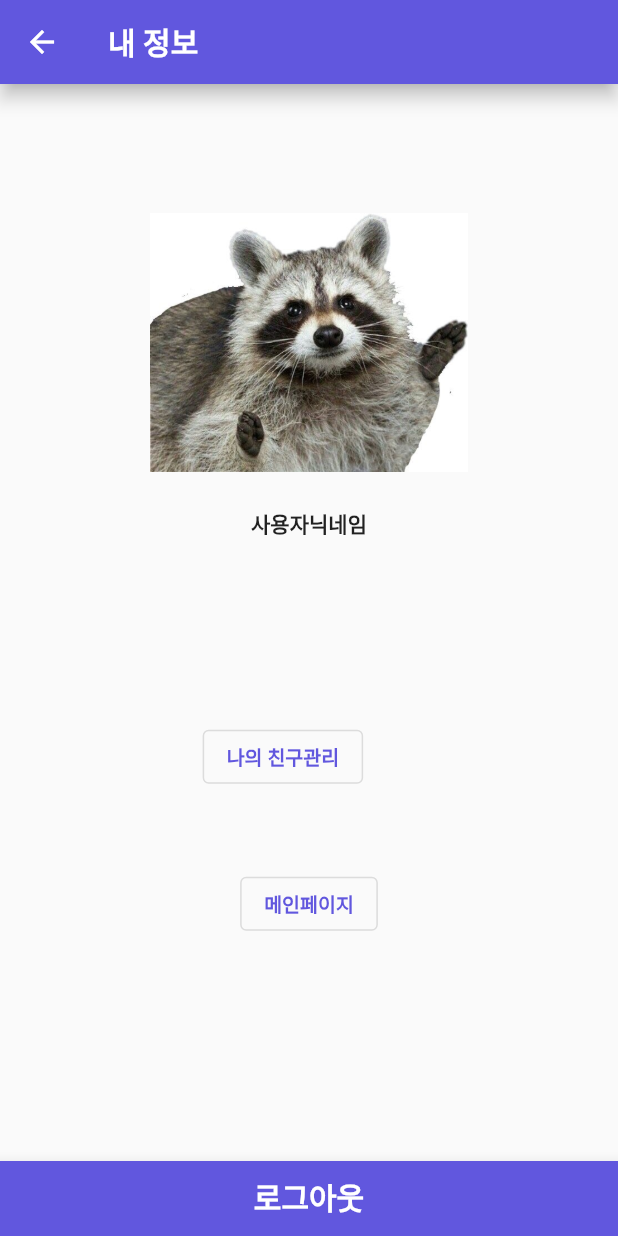
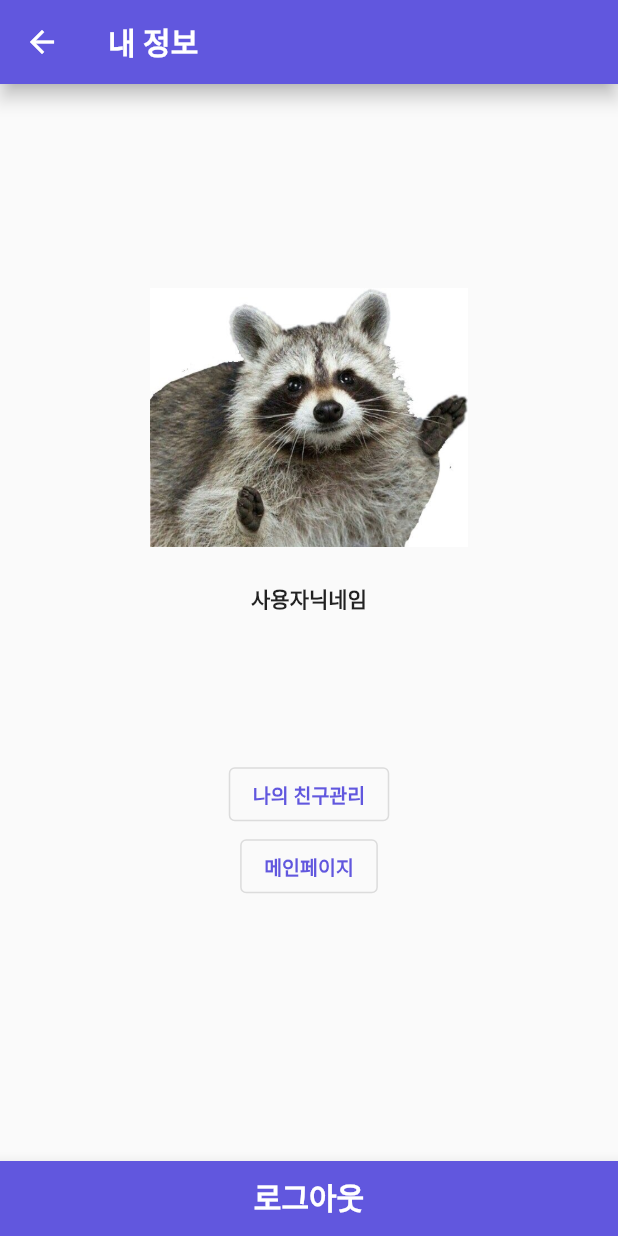
Before and after one commit to Cheon-DM/senior_project, a Flutter app: the MyPage screen opened directly, on a phone screen of 412 x 824 dp. Run offline on Flutter 3.47's test engine with Material 2 defaults, Android fonts, the phone set to English and light mode, and no system bars; our stand-ins replace cloud_firestore, firebase_auth, firebase_core, geolocator, get, location and 1 more; missing offline and left inert: excel, kakaomap_webview, xml2json; accounts and stored records are empty; Roboto replaces fonts that are missing (Leferi).

Commit message:
(로그인 후)내 정보 버튼정렬 수정

```diff
--- a/lib/HS/guideAPI/guideHTTP.dart
+++ b/lib/HS/guideAPI/guideHTTP.dart
@@ -2,13 +2,14 @@ import 'package:http/http.dart' as http;
 import 'package:xml2json/xml2json.dart';
 
 class GuideHTTP {
-  final String serviceKey = 'js0uH954%2FuodHv%2BXqH2DWhWZ2QNecX1VJUbWfN%2BZwwRgie%2BuGlaCFXsnq%2FT%2B1I9h7Wvm2m4Re0I16Er59H6YDg%3D%3D';
+  final String serviceKey = 'yoSJ384pthej3NXwL5MttpP8%2FNOoNFAov7nWzBppOC7CGW%2F%2FuuVjkeqUuU2z8agn4TkZWDYXqbDYUL7DWu8pFg%3D%3D';
 
   void callAPI() async {
     print('호출됐습니다~~1');
 
-    final url = Uri.parse('http://openapi.safekorea.go.kr/openapi/service/behaviorconductKnowHow/naturaldisaster/list?safety_cate=01001&serviceKey=$serviceKey');
+    final url = Uri.parse('http://http://openapi.safekorea.go.kr/openapi/service/behaviorconductKnowHow/naturaldisaster/list?safety_cate=01001&serviceKey=$serviceKey');
     print('호출됐습니다~~2');
+
     print('시작합니다~~3');
     final response = await http.get(url);
     print('호출됐습니다~~3');
--- a/lib/HS/myPage.dart
+++ b/lib/HS/myPage.dart
@@ -79,11 +79,15 @@ class _MyPageState extends State<MyPage> {
                 height: 50,
               ),
               Wrap(
+                direction: Axis.horizontal,
+                alignment: WrapAlignment.center,
                 //mainAxisAlignment: MainAxisAlignment.center,
                 //crossAxisAlignment: CrossAxisAlignment.center,
                 children: [
+
+                  //나의 친구관리 버튼
                   Container(
-                    margin: EdgeInsets.symmetric(vertical: 25),
+                    margin: EdgeInsets.symmetric(horizontal: 5),
                     child: OutlinedButton(
                         onPressed: () {
                           Navigator.push(context,
@@ -101,8 +105,10 @@ class _MyPageState extends State<MyPage> {
                           ),
                         )),
                   ),
+
+                  //메인페이지 버튼
                   Container(
-                    margin: EdgeInsets.all(25),
+                    margin: EdgeInsets.symmetric(horizontal: 5),
                     child: OutlinedButton(
                       onPressed: () {
                         Navigator.push(context,
@@ -123,6 +129,7 @@ class _MyPageState extends State<MyPage> {
                   ),
                 ],
               ),
+
               SizedBox(
                 height: 50,
               ),
--- a/pubspec.yaml
+++ b/pubspec.yaml
@@ -46,7 +46,6 @@ dependencies:
   path: ^1.8.0
   path_provider: ^2.0.2
   sqflite: ^2.0.0+4
-  provider: ^6.0.1
   xml2json: ^5.3.2
 
   # The following adds the Cupertino Icons font to your application.
```
